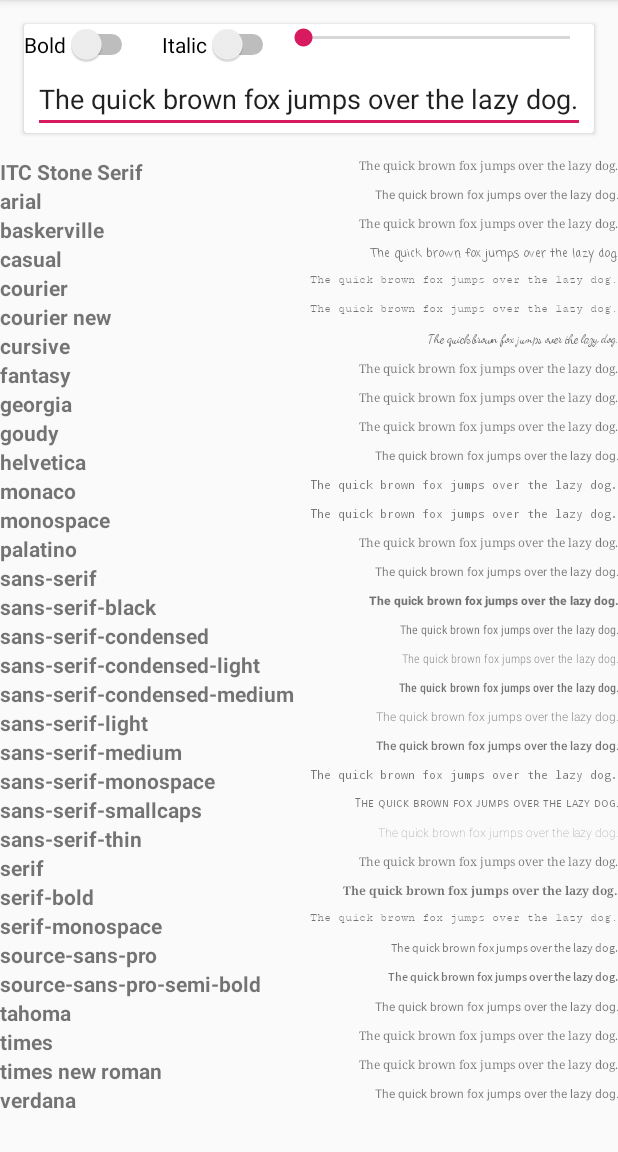
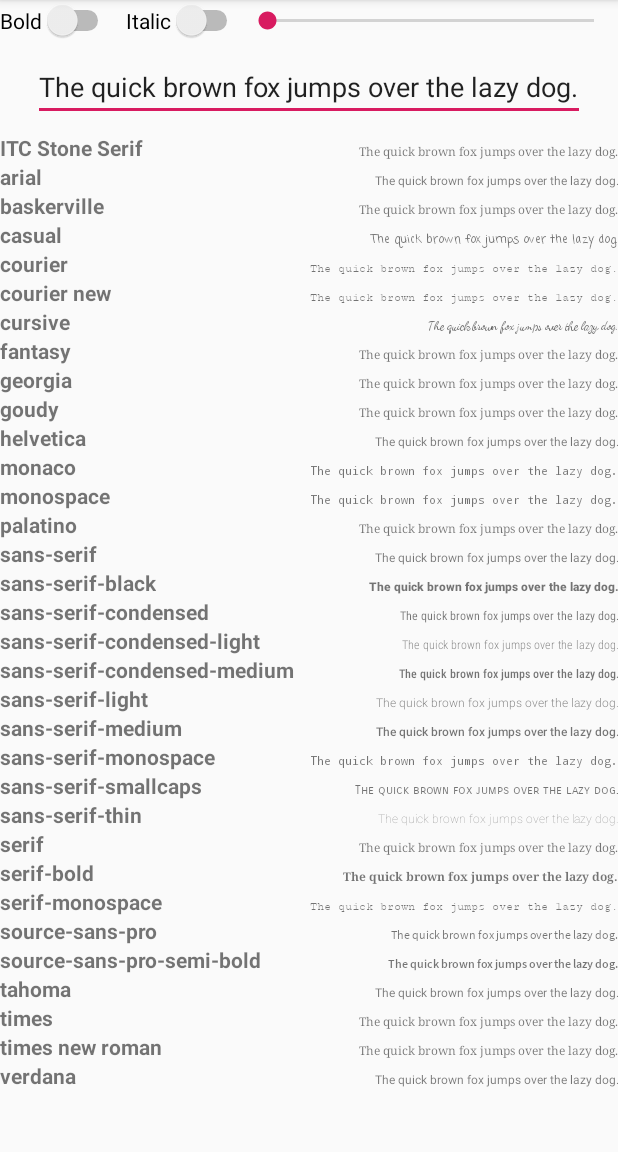
Before and after one commit to tamalnath/Explore, an Android app: the fragment FontsFragment shown on its own in the app's theme, on a phone screen of 412 x 824 dp, the part 84-1236 px from its top. Run offline under Robolectric (Android 15) with nearby library versions, the phone set to English and light mode, and no system bars.

Commit message:
Added TextAppearance Fragment and fixed FontsFragment scroll issue

```diff
--- a/app/build.gradle
+++ b/app/build.gradle
@@ -24,7 +24,6 @@
     implementation 'com.google.android.material:material:1.0.0'
     implementation 'androidx.constraintlayout:constraintlayout:1.1.3'
     implementation 'androidx.recyclerview:recyclerview:1.0.0'
-    implementation 'androidx.cardview:cardview:1.0.0'
     testImplementation 'junit:junit:4.12'
     androidTestImplementation 'androidx.test.ext:junit:1.1.0'
     androidTestImplementation 'androidx.test.espresso:espresso-core:3.1.1'
--- a/app/src/main/java/com/tamalnath/explore/BuildFragment.java
+++ b/app/src/main/java/com/tamalnath/explore/BuildFragment.java
@@ -2,7 +2,9 @@
 
 import android.os.Build;
 
+import java.text.DateFormat;
 import java.util.Collections;
+import java.util.Date;
 import java.util.Map;
 
 public class BuildFragment extends AbstractFragment {
@@ -13,6 +15,10 @@
     void refresh() {
         Map<String, Object> build = Utils.findConstants(Build.class, null, null);
         build.values().removeAll(Collections.singleton(Build.UNKNOWN));
+        Long time = (Long) build.get("TIME");
+        if (time != null) {
+            build.put("TIME", DateFormat.getDateInstance().format(new Date(time)));
+        }
         adapter.addHeader("Build");
         adapter.addMap(build);
         adapter.addHeader("Version");
--- a/app/src/main/java/com/tamalnath/explore/FontsFragment.java
+++ b/app/src/main/java/com/tamalnath/explore/FontsFragment.java
@@ -1,24 +1,29 @@
 package com.tamalnath.explore;
 
 import android.graphics.Typeface;
+import android.os.Bundle;
 import android.text.Editable;
 import android.text.TextWatcher;
-import android.util.Log;
+import android.view.LayoutInflater;
 import android.view.View;
+import android.view.ViewGroup;
 import android.widget.CompoundButton;
 import android.widget.EditText;
 import android.widget.SeekBar;
 import android.widget.Switch;
 import android.widget.TextView;
+import android.widget.Toast;
 
 import java.lang.reflect.Field;
 import java.util.Map;
 import java.util.TreeMap;
 
-public class FontsFragment extends AbstractFragment implements Adapter.Decorator,
-        CompoundButton.OnCheckedChangeListener, SeekBar.OnSeekBarChangeListener, TextWatcher {
+import androidx.annotation.NonNull;
+import androidx.constraintlayout.widget.ConstraintLayout;
+import androidx.recyclerview.widget.LinearLayoutManager;
+import androidx.recyclerview.widget.RecyclerView;
 
-    private static final String TAG = "FontsFragment";
+public class FontsFragment extends AbstractFragment implements CompoundButton.OnCheckedChangeListener, SeekBar.OnSeekBarChangeListener, TextWatcher {
 
     private Switch bold;
     private Switch italic;
@@ -26,8 +31,28 @@
     private EditText sampleText;
 
     @Override
+    public View onCreateView(@NonNull LayoutInflater inflater, ViewGroup container, Bundle savedInstanceState) {
+        ConstraintLayout layout = (ConstraintLayout) inflater.inflate(R.layout.card_font_filter, container, false);
+        bold = layout.findViewById(R.id.bold);
+        italic = layout.findViewById(R.id.italic);
+        size = layout.findViewById(R.id.size);
+        sampleText = layout.findViewById(R.id.sample);
+        bold.setOnCheckedChangeListener(this);
+        italic.setOnCheckedChangeListener(this);
+        size.setOnSeekBarChangeListener(this);
+        sampleText.addTextChangedListener(this);
+        RecyclerView recyclerView = layout.findViewById(R.id.recycler_view);
+        recyclerView.setHasFixedSize(true);
+        recyclerView.setLayoutManager(new LinearLayoutManager(getContext()));
+        recyclerView.setAdapter(adapter);
+        refresh();
+        return layout;
+    }
+
+    @Override
     @SuppressWarnings("unchecked")
     void refresh() {
+        adapter.list.clear();
         Map<String, Typeface> fonts;
         try {
             String fieldName = "sSystemFontMap";
@@ -35,10 +60,9 @@
             field.setAccessible(true);
             fonts = new TreeMap((Map<String, Typeface>) field.get(null));
         } catch (NoSuchFieldException | IllegalAccessException e) {
-            Log.e(TAG, e.getMessage(), e);
+            Toast.makeText(getContext(), e.toString(), Toast.LENGTH_SHORT).show();
             fonts = Utils.findConstants(Typeface.class, Typeface.class, null);
         }
-        adapter.list.add(this);
 
         final int style = getStyle();
         for (final Map.Entry<String, Typeface> entry : fonts.entrySet()) {
@@ -50,16 +74,8 @@
                     TextView valueView = holder.itemView.findViewById(R.id.value);
                     keyView.setText(entry.getKey());
                     valueView.setTypeface(Typeface.create(typeface, style));
-                    if (sampleText == null) {
-                        valueView.setText(R.string.font_sample);
-                    } else {
-                        valueView.setText(sampleText.getText());
-                    }
-                    if (size == null) {
-                        valueView.setTextSize(8);
-                    } else {
-                        valueView.setTextSize(size.getProgress() + 8);
-                    }
+                    valueView.setText(sampleText.getText());
+                    valueView.setTextSize(size.getProgress() + 8);
                 }
 
                 @Override
@@ -67,34 +83,14 @@
                     return R.layout.view_key_value;
                 }
             });
-            adapter.notifyItemRangeChanged(1, fonts.size());
         }
         adapter.notifyDataSetChanged();
     }
 
     private int getStyle() {
-        int boldStyle = (bold != null && bold.isChecked()) ? 0x1 : 0x0;
-        int italicStyle = (italic != null && italic.isChecked()) ? 0x2 : 0x0;
+        int boldStyle = bold.isChecked() ? 0x1 : 0x0;
+        int italicStyle = italic.isChecked() ? 0x2 : 0x0;
         return boldStyle | italicStyle;
-    }
-
-    @Override
-    public void decorate(Adapter.ViewHolder viewHolder) {
-        View parent = viewHolder.itemView;
-        bold = parent.findViewById(R.id.bold);
-        italic = parent.findViewById(R.id.italic);
-        size = parent.findViewById(R.id.size);
-        sampleText = parent.findViewById(R.id.sample);
-
-        bold.setOnCheckedChangeListener(this);
-        italic.setOnCheckedChangeListener(this);
-        size.setOnSeekBarChangeListener(this);
-        sampleText.addTextChangedListener(this);
-    }
-
-    @Override
-    public int getViewType() {
-        return R.layout.card_font_filter;
     }
 
     @Override
--- a/app/src/main/res/layout/card_font_filter.xml
+++ b/app/src/main/res/layout/card_font_filter.xml
@@ -1,14 +1,10 @@
 <?xml version="1.0" encoding="utf-8"?>
-<androidx.cardview.widget.CardView xmlns:android="http://schemas.android.com/apk/res/android"
+<androidx.constraintlayout.widget.ConstraintLayout
+    xmlns:android="http://schemas.android.com/apk/res/android"
     xmlns:app="http://schemas.android.com/apk/res-auto"
     xmlns:tools="http://schemas.android.com/tools"
     android:layout_width="match_parent"
-    android:layout_height="wrap_content"
-    android:layout_margin="@dimen/default_margin">
-
-    <androidx.constraintlayout.widget.ConstraintLayout
-        android:layout_width="match_parent"
-        android:layout_height="wrap_content">
+    android:layout_height="match_parent">
 
     <Switch
         android:id="@+id/bold"
@@ -35,6 +31,7 @@
         android:max="16"
         app:layout_constraintEnd_toEndOf="parent"
         app:layout_constraintStart_toEndOf="@id/italic"
+        app:layout_constraintBottom_toBottomOf="@id/italic"
         app:layout_constraintTop_toTopOf="parent" />
 
     <EditText
@@ -43,10 +40,18 @@
         android:layout_height="wrap_content"
         android:inputType="text"
         android:text="@string/font_sample"
+        android:layout_marginTop="@dimen/default_margin"
         app:layout_constraintEnd_toEndOf="parent"
         app:layout_constraintStart_toStartOf="parent"
         app:layout_constraintTop_toBottomOf="@id/bold" />
 
+    <include
+        layout="@layout/recycler_view"
+        android:layout_width="match_parent"
+        android:layout_height="0dp"
+        android:layout_marginTop="@dimen/default_margin"
+        app:layout_constraintStart_toStartOf="parent"
+        app:layout_constraintTop_toBottomOf="@id/sample"
+        app:layout_constraintBottom_toBottomOf="parent" />
+
 </androidx.constraintlayout.widget.ConstraintLayout>
-
-</androidx.cardview.widget.CardView>
--- a/app/src/main/res/layout/recycler_view.xml
+++ b/app/src/main/res/layout/recycler_view.xml
@@ -2,4 +2,4 @@
 <androidx.recyclerview.widget.RecyclerView xmlns:android="http://schemas.android.com/apk/res/android"
     android:id="@+id/recycler_view"
     android:layout_width="match_parent"
-    android:layout_height="match_parent" />
+    android:layout_height="wrap_content" />
--- a/app/src/main/res/layout/view_key_value.xml
+++ b/app/src/main/res/layout/view_key_value.xml
@@ -24,6 +24,6 @@
         app:layout_constraintEnd_toEndOf="parent"
         app:layout_constraintHorizontal_bias="1.0"
         app:layout_constraintStart_toEndOf="@id/key"
-        app:layout_constraintTop_toTopOf="parent" />
+        app:layout_constraintBaseline_toBaselineOf="@id/key" />
 
 </androidx.constraintlayout.widget.ConstraintLayout>
--- a/app/src/main/res/values/dimens.xml
+++ b/app/src/main/res/values/dimens.xml
@@ -1,3 +1,3 @@
 <resources>
-    <dimen name="default_margin">16dp</dimen>
+    <dimen name="default_margin">8dp</dimen>
 </resources>
```
Also changed, not shown: app/src/main/java/com/tamalnath/explore/MainActivity.java (+3 -4 lines), app/src/main/java/com/tamalnath/explore/TextAppearanceFragment.java (added, +39 -0 lines). Lines whose indentation alone changed are shown as unchanged.
